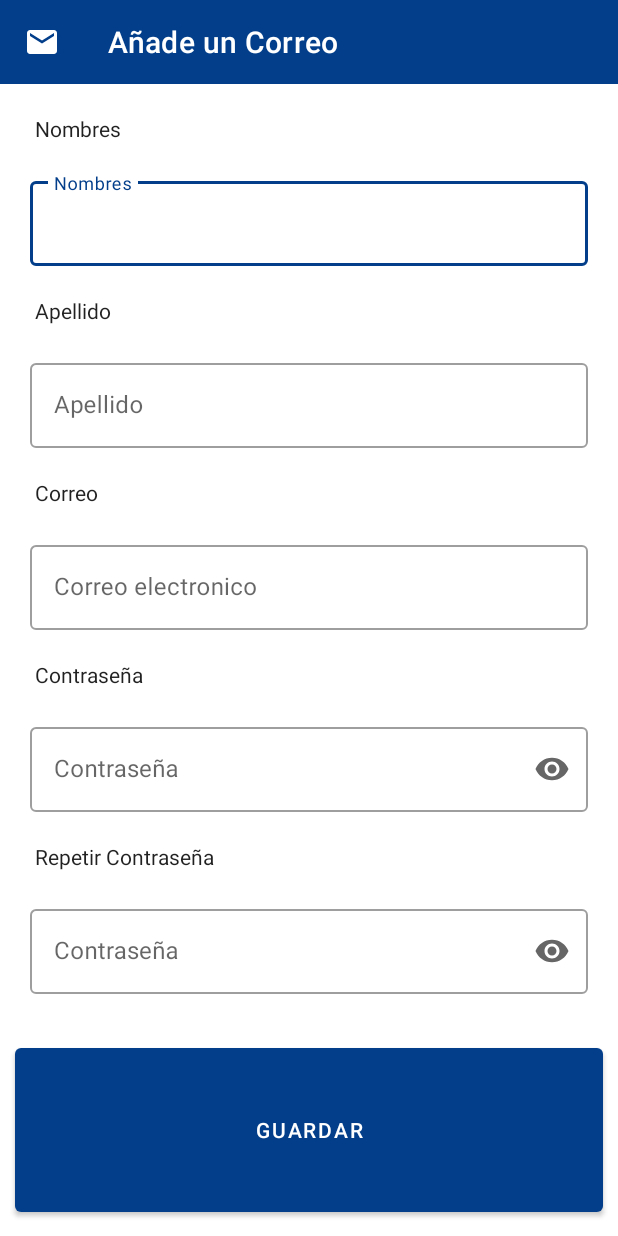
After one commit to AbrahamLCodes/PasswordManager, an Android app: the Form_correo screen opened directly, with no data from a screen before it, on a phone screen of 412 x 824 dp. The commit adds this screen. Run offline under Robolectric (Android 15) with nearby library versions, the phone set to English and light mode, and no system bars.

Commit message:
form email on FAB

```diff
--- a/app/src/main/AndroidManifest.xml
+++ b/app/src/main/AndroidManifest.xml
@@ -9,7 +9,8 @@
         android:roundIcon="@mipmap/ic_launcher_round"
         android:supportsRtl="true"
         android:theme="@style/Theme.PasswordManager">
-        <activity android:name=".activities.HomeActivity"></activity>
+        <activity android:name=".forms.Form_correo"></activity>
+        <activity android:name=".activities.HomeActivity" />
         <activity android:name=".activities.MainActivity">
             <intent-filter>
                 <action android:name="android.intent.action.MAIN" />
--- a/app/src/main/java/portafolio/apps/passwordmanager/activities/HomeActivity.kt
+++ b/app/src/main/java/portafolio/apps/passwordmanager/activities/HomeActivity.kt
@@ -1,5 +1,6 @@
 package portafolio.apps.passwordmanager.activities
 
+import android.content.Intent
 import androidx.appcompat.app.AppCompatActivity
 import android.os.Bundle
 import android.view.MenuItem
@@ -13,12 +14,14 @@ import com.google.android.material.floatingactionbutton.FloatingActionButton
 import com.google.android.material.navigation.NavigationView
 import com.google.android.material.tabs.TabLayout
 import portafolio.apps.passwordmanager.R
+import portafolio.apps.passwordmanager.forms.Form_correo
 import portafolio.apps.passwordmanager.fragments.PasswordFragment
 
 class HomeActivity : AppCompatActivity(),
         View.OnClickListener,
         NavigationView.OnNavigationItemSelectedListener,
         TabLayout.OnTabSelectedListener {
+
 
     var drawer: DrawerLayout? = null
     var sideMenu: NavigationView? = null
@@ -75,8 +78,10 @@ class HomeActivity : AppCompatActivity(),
     }
 
     private fun fabClicked() {
-        val pf = PasswordFragment()
-        pf.show(supportFragmentManager, "Nueva Contraseña")
+
+        val intent = Intent(this,Form_correo::class.java)
+        startActivity(intent)
+
     }
 
     override fun onTabSelected(tab: TabLayout.Tab?) {
--- /dev/null
+++ b/app/src/main/java/portafolio/apps/passwordmanager/forms/Form_correo.kt
@@ -0,0 +1,12 @@
+package portafolio.apps.passwordmanager.forms
+
+import androidx.appcompat.app.AppCompatActivity
+import android.os.Bundle
+import portafolio.apps.passwordmanager.R
+
+class Form_correo : AppCompatActivity() {
+    override fun onCreate(savedInstanceState: Bundle?) {
+        super.onCreate(savedInstanceState)
+        setContentView(R.layout.activity_form_correo)
+    }
+}
--- a/app/src/main/res/drawable/ic_mail_24px.xml
+++ b/app/src/main/res/drawable/ic_mail_24px.xml
@@ -4,6 +4,6 @@
     android:viewportWidth="24"
     android:viewportHeight="24">
   <path
-      android:fillColor="#FF000000"
+      android:fillColor="@color/white"
       android:pathData="M20,4L4,4c-1.1,0 -1.99,0.9 -1.99,2L2,18c0,1.1 0.9,2 2,2h16c1.1,0 2,-0.9 2,-2L22,6c0,-1.1 -0.9,-2 -2,-2zM20,8l-8,5 -8,-5L4,6l8,5 8,-5v2z"/>
 </vector>
--- /dev/null
+++ b/app/src/main/res/layout/activity_form_correo.xml
@@ -0,0 +1,157 @@
+<?xml version="1.0" encoding="utf-8"?>
+<LinearLayout xmlns:android="http://schemas.android.com/apk/res/android"
+    xmlns:app="http://schemas.android.com/apk/res-auto"
+    xmlns:tools="http://schemas.android.com/tools"
+    android:layout_width="match_parent"
+    android:layout_height="match_parent"
+    android:orientation="vertical"
+    tools:context=".forms.Form_correo">
+    <com.google.android.material.appbar.MaterialToolbar
+        android:layout_width="match_parent"
+        android:layout_height="wrap_content"
+        android:background="#023E8A"
+        app:titleTextColor="@color/white"
+        app:title="Añade un Correo"
+        app:navigationIcon="@drawable/ic_mail_24px"
+        >
+
+    </com.google.android.material.appbar.MaterialToolbar>
+    <ScrollView xmlns:android="http://schemas.android.com/apk/res/android"
+        android:layout_width="match_parent"
+        android:layout_height="match_parent"
+        android:fillViewport="true">
+
+        <TableLayout
+            android:layout_width="match_parent"
+            android:layout_height="match_parent"
+            android:stretchColumns="1">
+            <com.google.android.material.textview.MaterialTextView
+                style="@style/TextAppearance.AppCompat"
+                android:layout_width="match_parent"
+                android:layout_height="wrap_content"
+                android:layout_marginHorizontal="23dp"
+                android:layout_marginTop="20dp"
+                android:text="Nombres" />
+
+            <com.google.android.material.textfield.TextInputLayout
+                style="@style/Widget.MaterialComponents.TextInputLayout.OutlinedBox"
+                android:layout_width="match_parent"
+                android:layout_height="wrap_content"
+                android:layout_margin="20dp"
+                android:hint="Nombres">
+
+                <com.google.android.material.textfield.TextInputEditText
+                    android:layout_width="match_parent"
+                    android:layout_height="wrap_content"
+                    android:inputType="text" />
+
+            </com.google.android.material.textfield.TextInputLayout>
+            <com.google.android.material.textview.MaterialTextView
+                android:layout_width="match_parent"
+                android:layout_height="wrap_content"
+                android:text="Apellido"
+                style="@style/TextAppearance.AppCompat"
+                android:layout_marginHorizontal="23dp"
+
+                />
+            <com.google.android.material.textfield.TextInputLayout
+                android:layout_width="match_parent"
+                android:layout_height="wrap_content"
+                android:hint="Apellido"
+                android:layout_margin="20dp"
+                style="@style/Widget.MaterialComponents.TextInputLayout.OutlinedBox"
+                >
+
+                <com.google.android.material.textfield.TextInputEditText
+                    android:layout_width="match_parent"
+                    android:layout_height="wrap_content"
+                    android:inputType="text"
+                    />
+
+            </com.google.android.material.textfield.TextInputLayout>
+
+            <com.google.android.material.textview.MaterialTextView
+                android:layout_width="match_parent"
+                android:layout_height="wrap_content"
+                android:text="Correo"
+                style="@style/TextAppearance.AppCompat"
+                android:layout_marginHorizontal="23dp"
+
+                />
+            <com.google.android.material.textfield.TextInputLayout
+                android:layout_width="match_parent"
+                android:layout_height="wrap_content"
+                android:hint="Correo electronico"
+                android:layout_margin="20dp"
+                style="@style/Widget.MaterialComponents.TextInputLayout.OutlinedBox"
+                >
+                <com.google.android.material.textfield.TextInputEditText
+                    android:layout_width="match_parent"
+                    android:layout_height="wrap_content"
+                    android:inputType="textEmailAddress"
+                    />
+
+            </com.google.android.material.textfield.TextInputLayout>
+            <com.google.android.material.textview.MaterialTextView
+                android:layout_width="match_parent"
+                android:layout_height="wrap_content"
+                android:text="Contraseña "
+                style="@style/TextAppearance.AppCompat"
+                android:layout_marginHorizontal="23dp"
+                />
+            <com.google.android.material.textfield.TextInputLayout
+                android:layout_width="match_parent"
+                android:layout_height="wrap_content"
+                android:hint="Contraseña"
+                android:layout_margin="20dp"
+                app:endIconMode="password_toggle"
+                style="@style/Widget.MaterialComponents.TextInputLayout.OutlinedBox"
+                >
+                <com.google.android.material.textfield.TextInputEditText
+                    android:layout_width="match_parent"
+                    android:layout_height="wrap_content"
+                    android:inputType="textPassword"
+
+                    />
+
+            </com.google.android.material.textfield.TextInputLayout>
+            <com.google.android.material.textview.MaterialTextView
+                android:layout_width="match_parent"
+                android:layout_height="wrap_content"
+                android:text="Repetir Contraseña "
+                style="@style/TextAppearance.AppCompat"
+                android:layout_marginHorizontal="23dp"
+                />
+            <com.google.android.material.textfield.TextInputLayout
+                android:layout_width="match_parent"
+                android:layout_height="wrap_content"
+                android:hint="Contraseña"
+                app:endIconMode="password_toggle"
+                android:layout_margin="20dp"
+                style="@style/Widget.MaterialComponents.TextInputLayout.OutlinedBox"
+                >
+
+                <com.google.android.material.textfield.TextInputEditText
+                    android:layout_width="match_parent"
+                    android:layout_height="wrap_content"
+                    android:inputType="textPassword"
+                    />
+
+            </com.google.android.material.textfield.TextInputLayout>
+
+            <com.google.android.material.button.MaterialButton
+                android:layout_width="match_parent"
+                android:layout_height="match_parent"
+                android:layout_margin="10dp"
+                android:text="guardar"
+                >
+
+            </com.google.android.material.button.MaterialButton>
+
+        </TableLayout>
+    </ScrollView>
+
+
+
+
+</LinearLayout>
--- a/app/src/main/res/layout/activity_main.xml
+++ b/app/src/main/res/layout/activity_main.xml
@@ -19,42 +19,44 @@
     <LinearLayout
         android:layout_width="match_parent"
         android:layout_height="match_parent"
-        android:orientation="vertical">
+        android:orientation="vertical"
+        android:weightSum="1">
 
         <LinearLayout
             android:layout_width="match_parent"
             android:layout_height="wrap_content"
+            android:layout_weight=".2"
+            android:gravity="center"
             android:orientation="vertical"
             android:weightSum="1">
 
-            <TextView
+            <ImageView
+                android:id="@+id/imageView3"
                 android:layout_width="match_parent"
                 android:layout_height="wrap_content"
                 android:layout_margin="10dp"
-                android:layout_weight=".1"
-                android:background="@drawable/title"
-                android:fontFamily="@font/helvetica"
-                android:gravity="center"
-                android:padding="10dp"
-                android:textColor="@color/black"
-                android:textSize="22sp" />
+                android:layout_weight=".2"
+                android:scaleType="center"
+                app:srcCompat="@drawable/title" />
 
             <ImageView
                 android:id="@+id/imageView"
-                android:layout_width="match_parent"
+                android:layout_width="wrap_content"
                 android:layout_height="match_parent"
                 android:layout_weight=".8"
-                android:scaleType="center"
+                android:scaleType="centerCrop"
                 app:srcCompat="@drawable/logo" />
 
         </LinearLayout>
 
         <LinearLayout
             android:layout_width="match_parent"
-            android:layout_height="match_parent"
+            android:layout_height="wrap_content"
+            android:layout_margin="20dp"
+            android:layout_weight=".7"
             android:background="@drawable/carback"
-            android:layout_margin="20dp"
-            android:orientation="vertical">
+            android:orientation="vertical"
+            android:weightSum="1">
 
 
             <TextView
@@ -72,8 +74,7 @@
                 android:layout_marginHorizontal="50dp"
                 android:layout_marginVertical="10dp"
                 android:hint="Usuario"
-
-                >
+                app:boxBackgroundColor="@color/white">
 
                 <com.google.android.material.textfield.TextInputEditText
                     android:id="@+id/usuario"
@@ -89,9 +90,10 @@
                 android:layout_width="match_parent"
                 android:layout_height="wrap_content"
                 android:layout_gravity="center"
+                android:layout_marginHorizontal="50dp"
                 android:layout_marginVertical="20dp"
-                android:layout_marginHorizontal="50dp"
                 android:hint="Contraseña"
+                app:boxBackgroundColor="@color/white"
                 app:endIconMode="password_toggle">
 
                 <com.google.android.material.textfield.TextInputEditText
@@ -110,6 +112,15 @@
                 android:backgroundTint="#00FFFFFF"
                 app:srcCompat="@drawable/btn_login" />
 
+        </LinearLayout>
+
+        <LinearLayout
+            android:layout_width="match_parent"
+            android:layout_height="wrap_content"
+            android:layout_marginBottom="15dp"
+            android:layout_weight=".1"
+            android:orientation="vertical">
+
             <TextView
                 android:layout_width="match_parent"
                 android:layout_height="wrap_content"
@@ -121,7 +132,6 @@
                 android:id="@+id/registrarBtn"
                 android:layout_width="match_parent"
                 android:layout_height="wrap_content"
-                android:layout_marginTop="10dp"
                 android:fontFamily="@font/helvetica"
                 android:gravity="center"
                 android:padding="10dp"
```
